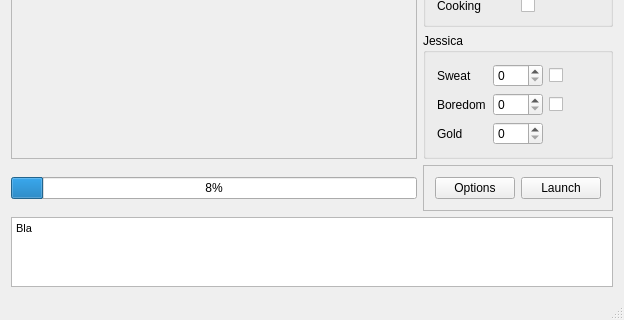
The window that InterfaceElo/mainwindow.ui (paulbaudy/IA2016) describes before a commit, drawn with Qt 5; both pictures show x 0 to 624 and y 262 to 582 of the 624 by 582 pixel window.
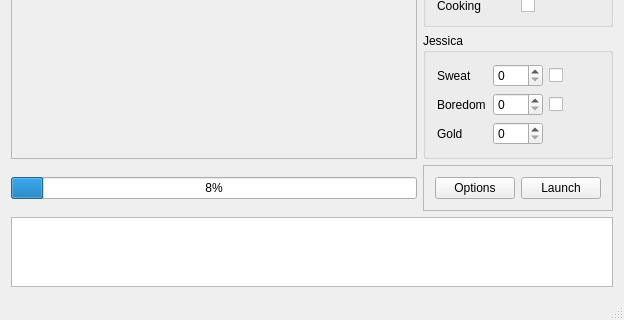
The same window after the commit. Icons and pictures are not drawn.

Diff of the .ui file:
```diff
--- a/InterfaceElo/mainwindow.ui
+++ b/InterfaceElo/mainwindow.ui
@@ -32,7 +32,7 @@
 &lt;html&gt;&lt;head&gt;&lt;meta name=&quot;qrichtext&quot; content=&quot;1&quot; /&gt;&lt;style type=&quot;text/css&quot;&gt;
 p, li { white-space: pre-wrap; }
 &lt;/style&gt;&lt;/head&gt;&lt;body style=&quot; font-family:'MS Shell Dlg 2'; font-size:8.25pt; font-weight:400; font-style:normal;&quot;&gt;
-&lt;p style=&quot; margin-top:0px; margin-bottom:0px; margin-left:0px; margin-right:0px; -qt-block-indent:0; text-indent:0px;&quot;&gt;&lt;span style=&quot; color:#000000;&quot;&gt;Bla&lt;/span&gt;&lt;/p&gt;&lt;/body&gt;&lt;/html&gt;</string>
+&lt;p style=&quot;-qt-paragraph-type:empty; margin-top:0px; margin-bottom:0px; margin-left:0px; margin-right:0px; -qt-block-indent:0; text-indent:0px;&quot;&gt;&lt;br /&gt;&lt;/p&gt;&lt;/body&gt;&lt;/html&gt;</string>
       </property>
      </widget>
     </item>
```
